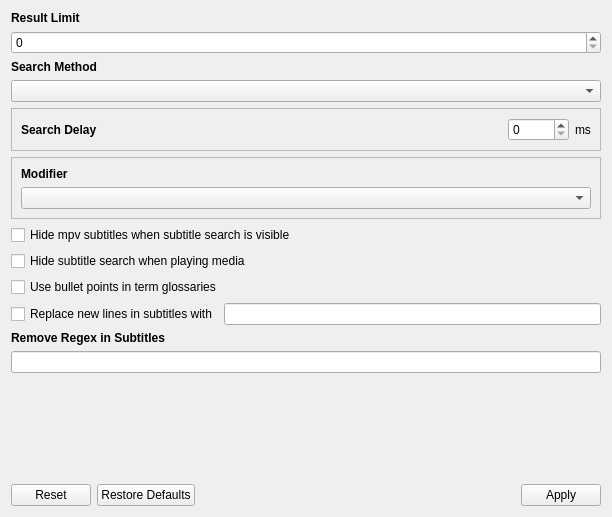
The window that src/gui/widgets/settings/searchsettings.ui (ripose-jp/Memento) describes before a commit, drawn with Qt 5.
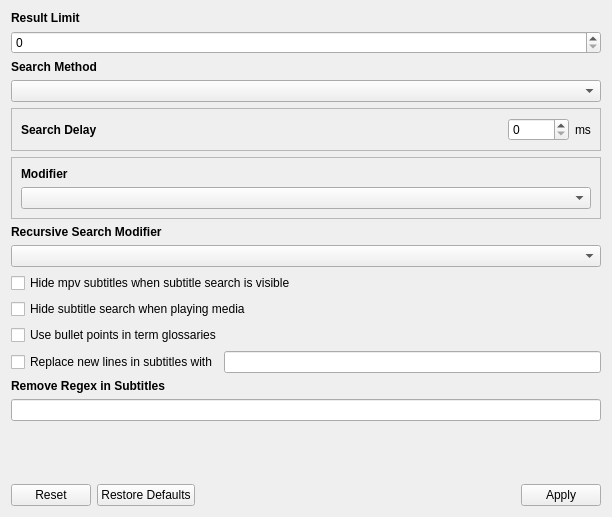
The same window after the commit.

Commit message:
ankisettings: adds ability to change recursive search modifier
Adds the ability to change the recursive search modifier key.

Also updates all the names of SETTINGS_SEARCH constants to use the same
format as all the other settings, hence the large modified file list.

Diff of the .ui file:
```diff
--- a/src/gui/widgets/settings/searchsettings.ui
+++ b/src/gui/widgets/settings/searchsettings.ui
@@ -27,8 +27,8 @@
        <rect>
         <x>0</x>
         <y>0</y>
-        <width>588</width>
-        <height>453</height>
+        <width>579</width>
+        <height>566</height>
        </rect>
       </property>
       <layout class="QVBoxLayout" name="layoutScrollArea">
@@ -170,6 +170,22 @@
          </layout>
         </widget>
        </item>
+       <item>
+        <widget class="QLabel" name="labelRecursiveModifier">
+         <property name="font">
+          <font>
+           <weight>75</weight>
+           <bold>true</bold>
+          </font>
+         </property>
+         <property name="text">
+          <string>Recursive Search Modifier</string>
+         </property>
+        </widget>
+       </item>
+       <item>
+        <widget class="QComboBox" name="comboBoxRModifier"/>
+       </item>
        <item>
         <layout class="QVBoxLayout" name="layoutCheckHide">
          <item>
@@ -219,6 +235,7 @@
         <widget class="QLabel" name="labelRemoveRegex">
          <property name="font">
           <font>
+           <weight>75</weight>
            <bold>true</bold>
           </font>
          </property>
```
Left out of the diff: 4 changed lines with no effect on the pictures. The commit also changes 13 other files.
